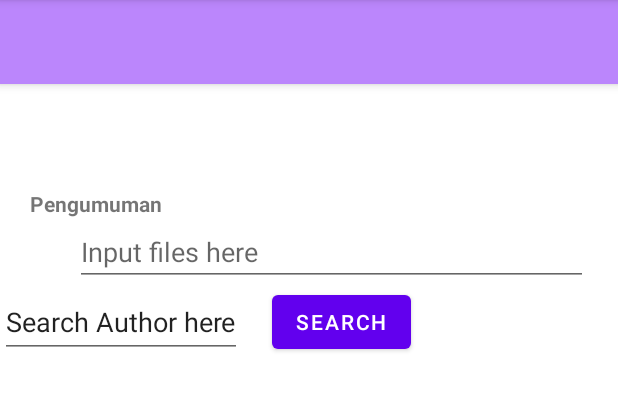
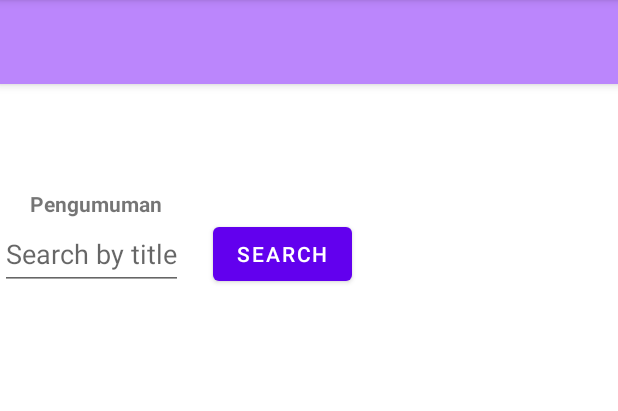
Before and after one commit to vincentiusdaryl/Tubes-P3B-2, an Android app: the fragment FragmentPengumuman placed in its activity, on a phone screen of 412 x 824 dp, the part 84-495 px from its top. Run offline under Robolectric (Android 15) with nearby library versions, the phone set to English and light mode, and no system bars; our stand-ins replace Volley; libraries missing offline, so code that uses them is left out: org.parceler; network calls fail; 1 statement that could not run was skipped.

Commit message:
coba merge

```diff
--- a/app/src/main/res/layout/fragment_pengumuman.xml
+++ b/app/src/main/res/layout/fragment_pengumuman.xml
@@ -23,15 +23,7 @@
 
         </TextView>
 
-        <EditText
-            android:layout_width="match_parent"
-            android:layout_height="wrap_content"
-            android:layout_marginLeft="50dp"
-            android:layout_marginRight="20dp"
-            android:hint="Input files here"
-            >
 
-        </EditText>
         <LinearLayout
             android:layout_width="match_parent"
             android:layout_height="wrap_content">
@@ -40,7 +32,7 @@
                 android:id="@+id/tvSearchAuthor"
                 android:layout_width="wrap_content"
                 android:layout_height="match_parent"
-                android:text="Search Author here"
+                android:hint="Search by title"
                 android:layout_marginRight="20dp"
                 />
 
```
